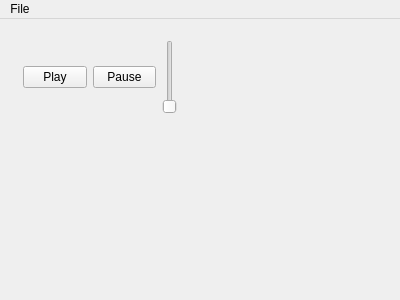
This is QtSimplePlayer/mainwindow.ui in SMC-LAB/Eve as Qt 5 draws it before an edit. The edited form follows.
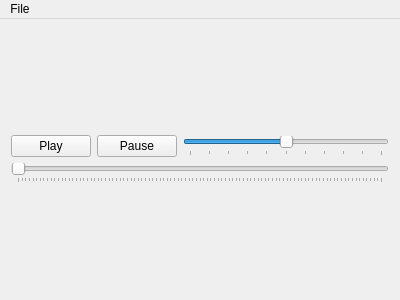
This is the edited form.

Commit message:
Implemented position control
* Added horizontal slider to ui
* Added setPos() methods connecting to ui
* Added generic moveSlider() slot and slideChanged() signal
* Squashed half-sample rate bug in OSX (forgot to initAudio throught MarSystemQtWrapper)

```diff
--- a/QtSimplePlayer/mainwindow.ui
+++ b/QtSimplePlayer/mainwindow.ui
@@ -13,16 +13,12 @@
   <property name="windowTitle">
    <string>MainWindow</string>
   </property>
+  <property name="tabShape">
+   <enum>QTabWidget::Rounded</enum>
+  </property>
   <widget class="QWidget" name="centralWidget">
-   <widget class="QWidget" name="">
-    <property name="geometry">
-     <rect>
-      <x>12</x>
-      <y>10</y>
-      <width>176</width>
-      <height>96</height>
-     </rect>
-    </property>
+   <layout class="QGridLayout" name="gridLayout_2">
+    <item row="0" column="0">
     <layout class="QGridLayout" name="gridLayout">
      <item row="0" column="0">
       <widget class="QPushButton" name="playButton">
@@ -43,13 +39,51 @@
      </item>
      <item row="0" column="2">
       <widget class="QSlider" name="gainSlider">
+        <property name="autoFillBackground">
+         <bool>false</bool>
+        </property>
+        <property name="maximum">
+         <number>100</number>
+        </property>
+        <property name="value">
+         <number>50</number>
+        </property>
        <property name="orientation">
-        <enum>Qt::Vertical</enum>
-       </property>
-      </widget>
-     </item>
-    </layout>
-   </widget>
+         <enum>Qt::Horizontal</enum>
+        </property>
+        <property name="invertedAppearance">
+         <bool>false</bool>
+        </property>
+        <property name="invertedControls">
+         <bool>false</bool>
+        </property>
+        <property name="tickPosition">
+         <enum>QSlider::TicksBelow</enum>
+        </property>
+       </widget>
+      </item>
+      <item row="1" column="0" colspan="3">
+       <widget class="QSlider" name="posSlider">
+        <property name="maximum">
+         <number>100</number>
+        </property>
+        <property name="value">
+         <number>0</number>
+        </property>
+        <property name="tracking">
+         <bool>false</bool>
+        </property>
+        <property name="orientation">
+         <enum>Qt::Horizontal</enum>
+        </property>
+        <property name="tickPosition">
+         <enum>QSlider::TicksBelow</enum>
+        </property>
+       </widget>
+      </item>
+     </layout>
+    </item>
+   </layout>
   </widget>
   <widget class="QMenuBar" name="menuBar">
    <property name="geometry">
```
Lines whose indentation alone changed are shown as unchanged. The commit also changes 3 other files.
